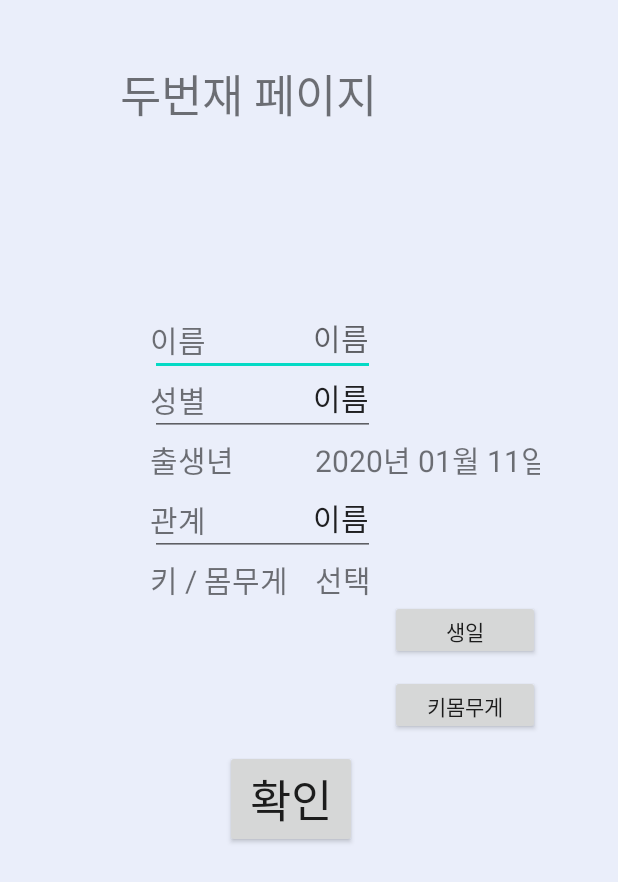
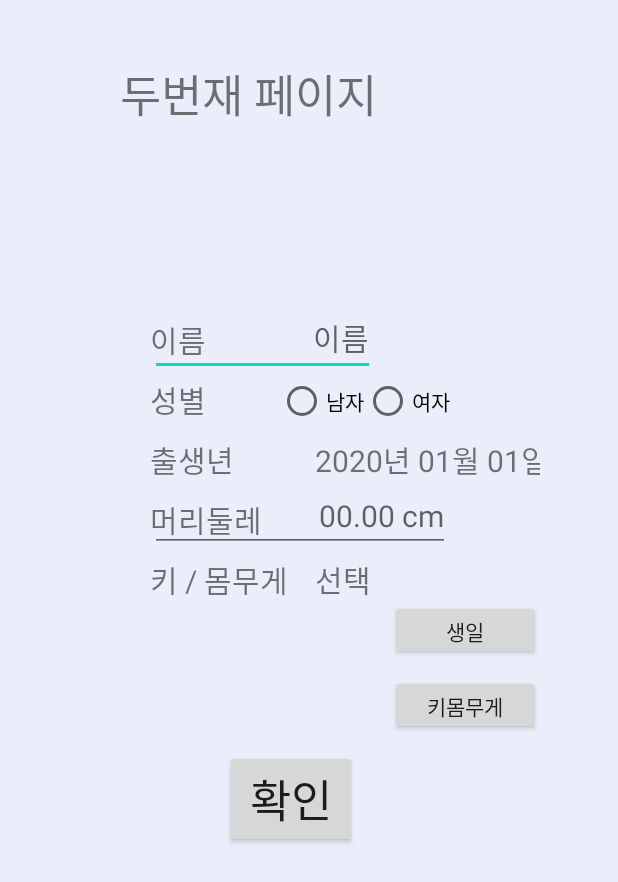
Before and after one commit to TAEHOONS/Baily, an Android app: the FirstPage screen opened directly, with no data from a screen before it, after a tap on "아기 추가하기", on a phone screen of 412 x 824 dp. Shown: the top 882 px of the screen. Run offline under Robolectric (Android 15) with nearby library versions, the phone set to English and light mode, and no system bars.

Commit message:
아기추가 수정1

```diff
--- a/app/src/main/java/com/example/baily/DBlink.java
+++ b/app/src/main/java/com/example/baily/DBlink.java
@@ -19,7 +19,7 @@ public class DBlink extends SQLiteOpenHelper{
         db.execSQL(sql);
         sql = "create table baby" +
                 "(_id integer primary key autoincrement," +
-                "name text,sex integer,berth integer,relation text,tall integer,weight integer,parents text);";
+                "name text,sex text,berth text,headline text,tall text,weight text,parents text);";
         db.execSQL(sql);
 
     }
--- a/app/src/main/java/com/example/baily/SecondPage.java
+++ b/app/src/main/java/com/example/baily/SecondPage.java
@@ -6,16 +6,20 @@ import android.app.Activity;
 import android.content.Intent;
 import android.os.Bundle;
 import android.util.DisplayMetrics;
+import android.util.Log;
 import android.view.View;
 import android.view.WindowManager;
+import android.widget.EditText;
+import android.widget.RadioButton;
+import android.widget.RadioGroup;
 import android.widget.TextView;
 
 public class SecondPage extends AppCompatActivity {
 
-    TextView mHWATV,mBerthTV;
-
-    public static final int REQUEST_CODE_PUTHAW = 7458;
-    public static final int REQUEST_CODE_GETHAW = 8778;
+    TextView mHWATV,mBirthTV;
+    RadioGroup mSexRG;
+    EditText mName,mHeadlin;
+    String mHeight,mWeight,mBirth;
 
     public static Activity activity;
 
@@ -23,8 +27,12 @@ public class SecondPage extends AppCompatActivity {
     protected void onCreate(Bundle savedInstanceState) {
         super.onCreate(savedInstanceState);
         setContentView(R.layout.activity_second_page);
+        mName=(EditText)findViewById(R.id.sp_nameET);
+        mHeadlin=(EditText)findViewById(R.id.sp_headlineET);
         mHWATV=(TextView)findViewById(R.id.sp_tallTV);
-        mBerthTV=(TextView)findViewById(R.id.sp_berthTV);
+        mBirthTV=(TextView)findViewById(R.id.sp_berthTV);
+        mSexRG=(RadioGroup)findViewById(R.id.sp_sexRG);
+
         activity = this;
 
     }
@@ -49,12 +57,28 @@ public class SecondPage extends AppCompatActivity {
 
     }
 
+    // 입력 -> 결과 확인  (데이터 이동)
     private void ThirdScreen() {
+
+
+
+        int id = mSexRG.getCheckedRadioButtonId();
+        //getCheckedRadioButtonId() 의 리턴값은 선택된 RadioButton 의 id 값.
+        RadioButton rb = (RadioButton) findViewById(id);
+
         Intent intent = new Intent(SecondPage.this, ThirdPage.class);
+        intent.putExtra("name",mName.getText().toString());
+        intent.putExtra("sex",rb.getText().toString());
+//        intent.putExtra("birth",);
+//        intent.putExtra("headline",);
+//        intent.putExtra("height",);
+//        intent.putExtra("weight",);
+//        intent.putExtra("userid",);
+
         startActivity(intent);
 
     }
-
+    // 몸무게 키 팜업창
     private void HAWPickerScreen() {
 
         DisplayMetrics dm = getApplicationContext().getResources().getDisplayMetrics(); //디바이스 화면크기를 구하기위해
@@ -78,6 +102,7 @@ public class SecondPage extends AppCompatActivity {
         cd.show();
 
     }
+    // 생일 팜업창
     private void BerthPickerScreen() {
 
         DisplayMetrics dm = getApplicationContext().getResources().getDisplayMetrics(); //디바이스 화면크기를 구하기위해
@@ -91,13 +116,16 @@ public class SecondPage extends AppCompatActivity {
         wm.width = (width / 3) *2;  //화면 너비의 절반
         wm.height = (height / 3)*2;  //화면 높이의 절반
 
+
         cd.setDialogListener(new BirthdayPicker.CustomDialogListener(){
             @Override
             public void onPositiveClicked(int year, int month,int day) {
-                mHWATV.setText(year+"년  "+month+"월  "+day+"일");
+                mBirthTV.setText(year+"년 "+month+"월 "+day+"일");
+                mBirth= String.valueOf(year).concat(String.valueOf(month));
+                mBirth=mBirth.concat(String.valueOf(day));
+                Log.d("mBirth", mBirth);
             }
         });
-
         cd.show();
 
     }
--- a/app/src/main/res/layout/activity_second_page.xml
+++ b/app/src/main/res/layout/activity_second_page.xml
@@ -27,7 +27,6 @@
         android:layout_marginTop="211dp"
         android:layout_marginLeft="100dp"
         android:inputType="textPersonName"
-
         android:text="이름"
         android:textSize="20dp"
         />
@@ -53,17 +52,29 @@
         android:text="성별"
         android:textSize="20dp"
         />
-    <EditText
-        android:id="@+id/sp_sexET"
-        android:layout_width="150dp"
+    <RadioGroup
+        android:id="@+id/sp_sexRG"
+        android:layout_width="200dp"
         android:layout_height="wrap_content"
-        android:layout_marginTop="240dp"
+        android:layout_marginTop="251dp"
         android:layout_marginLeft="100dp"
-        android:inputType="textPersonName"
+        android:orientation="horizontal"
         android:text="이름"
         android:textSize="20dp"
         android:gravity="right"
-        />
+        >
+        <RadioButton
+            android:id="@+id/sp_RBboy"
+            android:layout_width="wrap_content"
+            android:layout_height="wrap_content"
+            android:text="남자"
+            />
+        <RadioButton
+            android:id="@+id/sp_RBgirl"
+            android:layout_width="wrap_content"
+            android:layout_height="wrap_content"
+            android:text="여자"/>
+    </RadioGroup>
 
     //출생 입력 sp_berthET
     <TextView
@@ -82,29 +93,29 @@
         android:layout_marginTop="291dp"
         android:layout_marginLeft="210dp"
         android:inputType="textPersonName"
-        android:text="2020년 01월 11일"
+        android:text="2020년 01월 01일"
         android:textSize="20dp"
         android:gravity="left"
         />
 
-    //관계 입력 sp_relaET
+    //머리 둘레 입력 sp_headlineET
     <TextView
         android:layout_width="wrap_content"
         android:layout_height="wrap_content"
         android:layout_marginTop="331dp"
         android:layout_marginLeft="100dp"
-        android:inputType="textPersonName"
-        android:text="관계"
+
+        android:text="머리둘레"
         android:textSize="20dp"
         />
     <EditText
-        android:id="@+id/sp_relaET"
-        android:layout_width="150dp"
+        android:id="@+id/sp_headlineET"
+        android:layout_width="200dp"
         android:layout_height="wrap_content"
         android:layout_marginTop="320dp"
         android:layout_marginLeft="100dp"
-        android:inputType="textPersonName"
-        android:text="이름"
+        android:inputType="numberDecimal"
+        android:hint="00.00 cm"
         android:textSize="20dp"
         android:gravity="right"
         />
```
Also changed, not shown: app/src/main/AndroidManifest.xml (+8 -6 lines), app/src/main/java/com/example/baily/BirthdayPicker.java (+63 -4 lines), app/src/main/res/layout/activity_berthday_picker.xml (+20 -3 lines).
